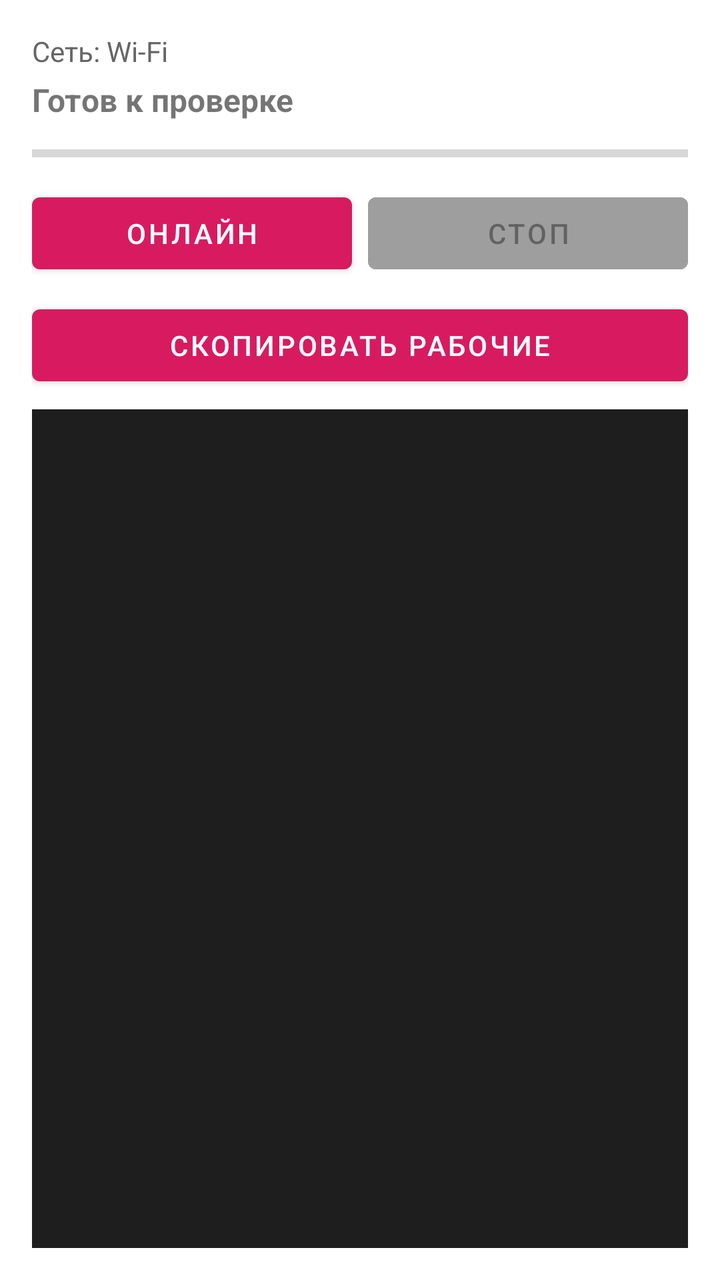
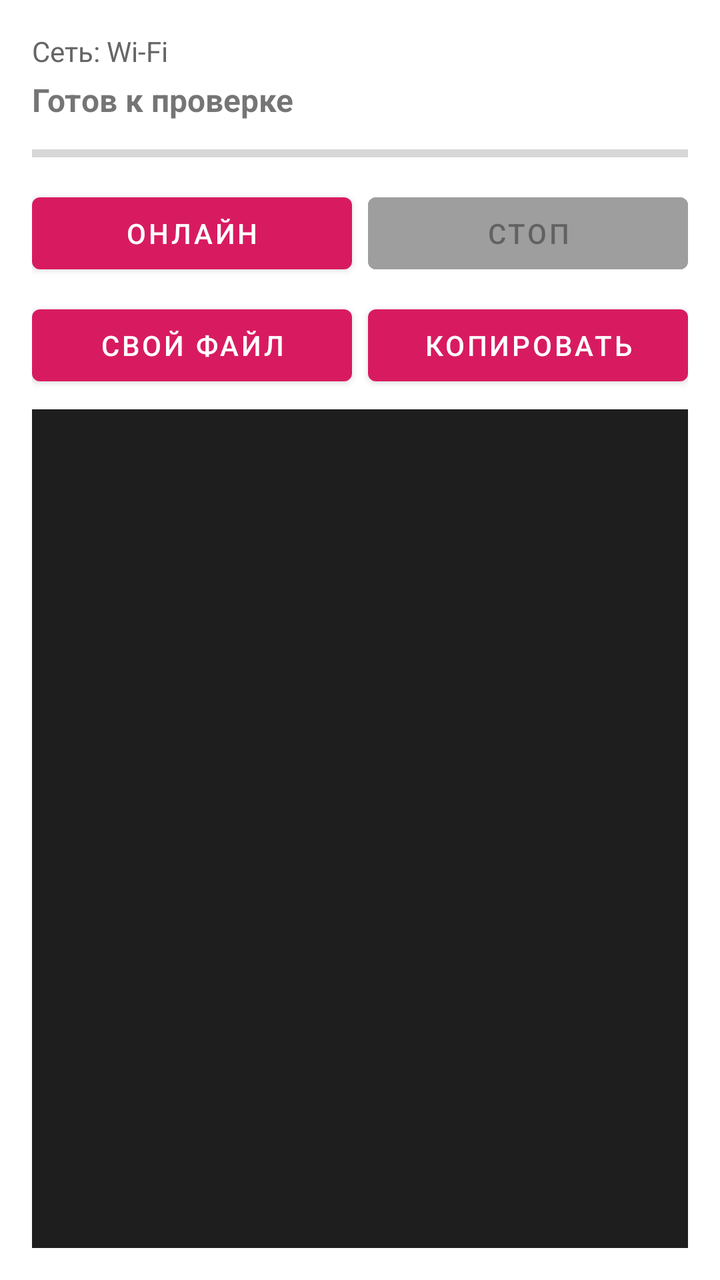

An Android layout rendered at two revisions. The XML below is the earlier revision; the diff shows what the commit changed to produce the second picture.
<!-- AndroidManifest.xml: application theme Theme.MtChecker -->
<!-- res/layout/activity_main.xml -->
<?xml version="1.0" encoding="utf-8"?>
<LinearLayout xmlns:android="http://schemas.android.com/apk/res/android"
    android:layout_width="match_parent"
    android:layout_height="match_parent"
    android:orientation="vertical"
    android:padding="16dp">

    <TextView
        android:id="@+id/networkText"
        android:layout_width="match_parent"
        android:layout_height="wrap_content"
        android:text="Сеть: Wi-Fi"
        android:textSize="14sp"
        android:textColor="#666666"
        android:layout_marginBottom="4dp"/>

    <TextView
        android:id="@+id/statusText"
        android:layout_width="match_parent"
        android:layout_height="wrap_content"
        android:text="Готов к проверке"
        android:textSize="16sp"
        android:textStyle="bold"
        android:layout_marginBottom="8dp"/>

    <ProgressBar
        android:id="@+id/progressBar"
        style="?android:attr/progressBarStyleHorizontal"
        android:layout_width="match_parent"
        android:layout_height="wrap_content"
        android:max="100"
        android:progress="0"
        android:layout_marginBottom="8dp"/>

        <LinearLayout
        android:layout_width="match_parent"
        android:layout_height="wrap_content"
        android:orientation="horizontal"
        android:layout_marginBottom="8dp">

        <Button
            android:id="@+id/checkButton"
            android:layout_width="0dp"
            android:layout_height="wrap_content"
            android:layout_weight="1"
            android:text="Онлайн"
            android:layout_marginEnd="4dp"/>

        <Button
            android:id="@+id/stopButton"
            android:layout_width="0dp"
            android:layout_height="wrap_content"
            android:layout_weight="1"
            android:text="Стоп"
            android:enabled="false"
            android:backgroundTint="#9E9E9E"
            android:layout_marginStart="4dp"/>
    </LinearLayout>

    <Button
        android:id="@+id/copyButton"
        android:layout_width="match_parent"
        android:layout_height="wrap_content"
        android:text="Скопировать рабочие"
        android:layout_marginBottom="8dp"/>

    <ScrollView
        android:layout_width="match_parent"
        android:layout_height="0dp"
        android:layout_weight="1"
        android:background="#1E1E1E">

        <TextView
            android:id="@+id/resultText"
            android:layout_width="match_parent"
            android:layout_height="wrap_content"
            android:textColor="#FFFFFF"
            android:padding="12dp"
            android:textSize="14sp"
            android:autoLink="web"
            android:linksClickable="true"/>
    </ScrollView>

</LinearLayout>
<!-- resources referenced by this layout -->
<resources>
  <style name="Theme.MtChecker" parent="Theme.MaterialComponents.DayNight.NoActionBar">
          
          <item name="colorPrimary">#D81B60</item> 
          <item name="colorPrimaryVariant">#880E4F</item>
          <item name="colorOnPrimary">#FFFFFF</item>
      </style>
</resources>

<!-- the commit's change to res/layout/activity_main.xml (unified diff, before → after) -->
@@ -32,7 +32,8 @@
         android:progress="0"
         android:layout_marginBottom="8dp"/>
 
-        <LinearLayout
+    
+    <LinearLayout
         android:layout_width="match_parent"
         android:layout_height="wrap_content"
         android:orientation="horizontal"
@@ -57,12 +58,29 @@
             android:layout_marginStart="4dp"/>
     </LinearLayout>
 
-    <Button
-        android:id="@+id/copyButton"
+    
+    <LinearLayout
         android:layout_width="match_parent"
         android:layout_height="wrap_content"
-        android:text="Скопировать рабочие"
-        android:layout_marginBottom="8dp"/>
+        android:orientation="horizontal"
+        android:layout_marginBottom="8dp">
+
+        <Button
+            android:id="@+id/loadFileButton"
+            android:layout_width="0dp"
+            android:layout_height="wrap_content"
+            android:layout_weight="1"
+            android:text="Свой файл"
+            android:layout_marginEnd="4dp"/>
+
+        <Button
+            android:id="@+id/copyButton"
+            android:layout_width="0dp"
+            android:layout_height="wrap_content"
+            android:layout_weight="1"
+            android:text="Копировать"
+            android:layout_marginStart="4dp"/>
+    </LinearLayout>
 
     <ScrollView
         android:layout_width="match_parent"
